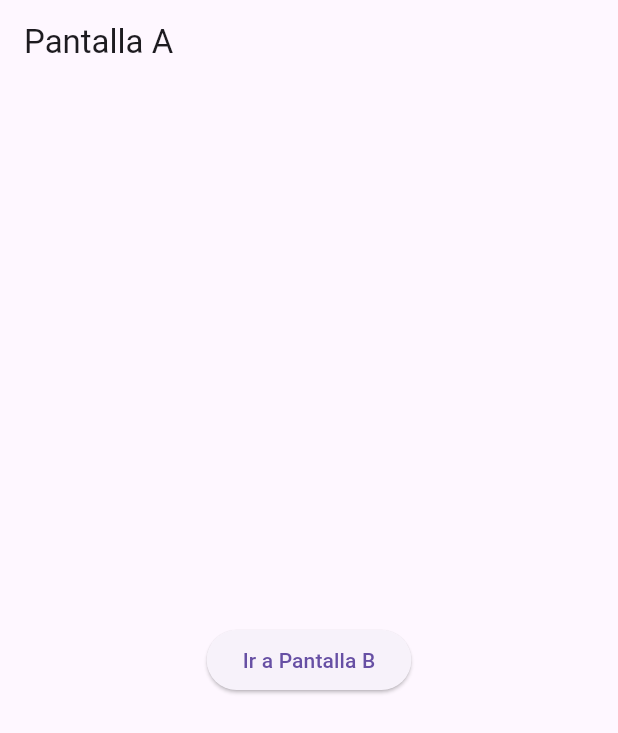
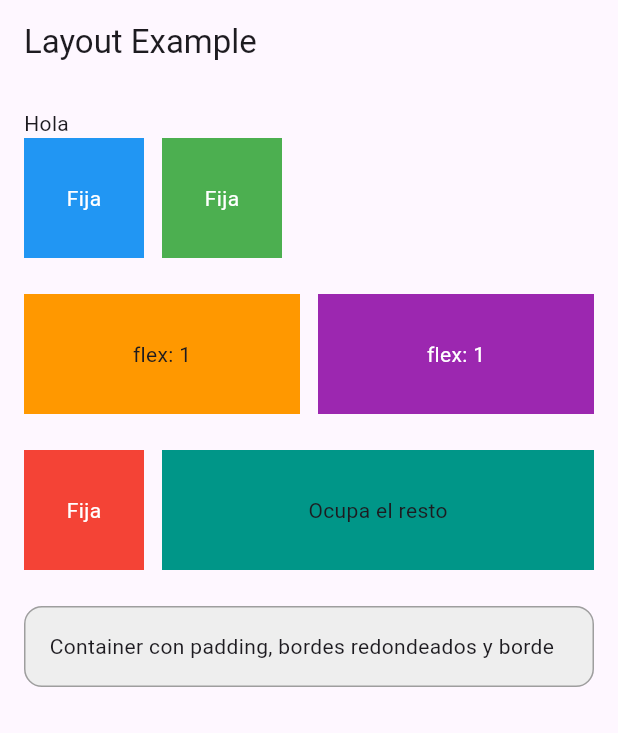
Before and after one commit to pablogomezm/ecommerce1, a Flutter app: the screen it shows after launch, on a phone screen of 412 x 824 dp. Shown: the top 733 px of the screen. Run offline on Flutter 3.47's test engine with Material 3 defaults, Android fonts, the phone set to English and light mode, and no system bars; our stand-ins replace go_router.

Commit message:
layout example

```diff
--- /dev/null
+++ b/lib/layout_example.dart
@@ -0,0 +1,113 @@
+import 'package:flutter/material.dart';
+
+class LayoutExample extends StatelessWidget {
+  const LayoutExample({super.key});
+
+  @override
+  Widget build(BuildContext context) {
+    return Scaffold(
+      appBar: AppBar(title: const Text('Layout Example')),
+      body: Padding(
+        padding: const EdgeInsets.all(16),
+        child: Column(
+          crossAxisAlignment: CrossAxisAlignment.start,
+          children: [
+            const Text('Hola'),
+
+            // Row con dos cajas de tamaño fijo
+            Row(
+              children: [
+                Container(
+                  width: 80,
+                  height: 80,
+                  color: Colors.blue,
+                  child: const Center(
+                    child: Text('Fija', style: TextStyle(color: Colors.white)),
+                  ),
+                ),
+                const SizedBox(width: 12),
+                Container(
+                  width: 80,
+                  height: 80,
+                  color: Colors.green,
+                  child: const Center(
+                    child: Text('Fija', style: TextStyle(color: Colors.white)),
+                  ),
+                ),
+              ],
+            ),
+
+            const SizedBox(height: 24),
+
+            // Row con Expanded: cada hijo ocupa la mitad del espacio
+            Row(
+              children: [
+                Expanded(
+                  child: Container(
+                    height: 80,
+                    color: Colors.orange,
+                    child: const Center(child: Text('flex: 1')),
+                  ),
+                ),
+                const SizedBox(width: 12),
+                Expanded(
+                  child: Container(
+                    height: 80,
+                    color: Colors.purple,
+                    child: const Center(
+                      child: Text(
+                        'flex: 1',
+                        style: TextStyle(color: Colors.white),
+                      ),
+                    ),
+                  ),
+                ),
+              ],
+            ),
+
+            const SizedBox(height: 24),
+
+            // Row mixta: una caja fija + una que ocupa el resto
+            Row(
+              children: [
+                Container(
+                  width: 80,
+                  height: 80,
+                  color: Colors.red,
+                  child: const Center(
+                    child: Text('Fija', style: TextStyle(color: Colors.white)),
+                  ),
+                ),
+                const SizedBox(width: 12),
+                Expanded(
+                  child: Container(
+                    height: 80,
+                    color: Colors.teal,
+                    child: const Center(child: Text('Ocupa el resto')),
+                  ),
+                ),
+              ],
+            ),
+
+            const SizedBox(height: 24),
+
+            // Ejemplo de Container con decoración
+            Container(
+              width: double.infinity,
+              padding: const EdgeInsets.all(16),
+              decoration: BoxDecoration(
+                color: Colors.grey[200],
+                borderRadius: BorderRadius.circular(12),
+                border: Border.all(color: Colors.grey),
+              ),
+              child: const Text(
+                'Container con padding, bordes redondeados y borde',
+                style: TextStyle(fontSize: 14),
+              ),
+            ),
+          ],
+        ),
+      ),
+    );
+  }
+}
--- a/lib/router.dart
+++ b/lib/router.dart
@@ -1,4 +1,5 @@
 import 'package:go_router/go_router.dart';
+import 'layout_example.dart';
 import 'screen_a.dart';
 import 'screen_b.dart';
 
@@ -6,6 +7,10 @@ final router = GoRouter(
   routes: [
     GoRoute(
       path: '/',
+      builder: (context, state) => const LayoutExample(),
+    ),
+    GoRoute(
+      path: '/a',
       builder: (context, state) => const ScreenA(),
     ),
     GoRoute(
```
Also changed, not shown: 1 other file.
